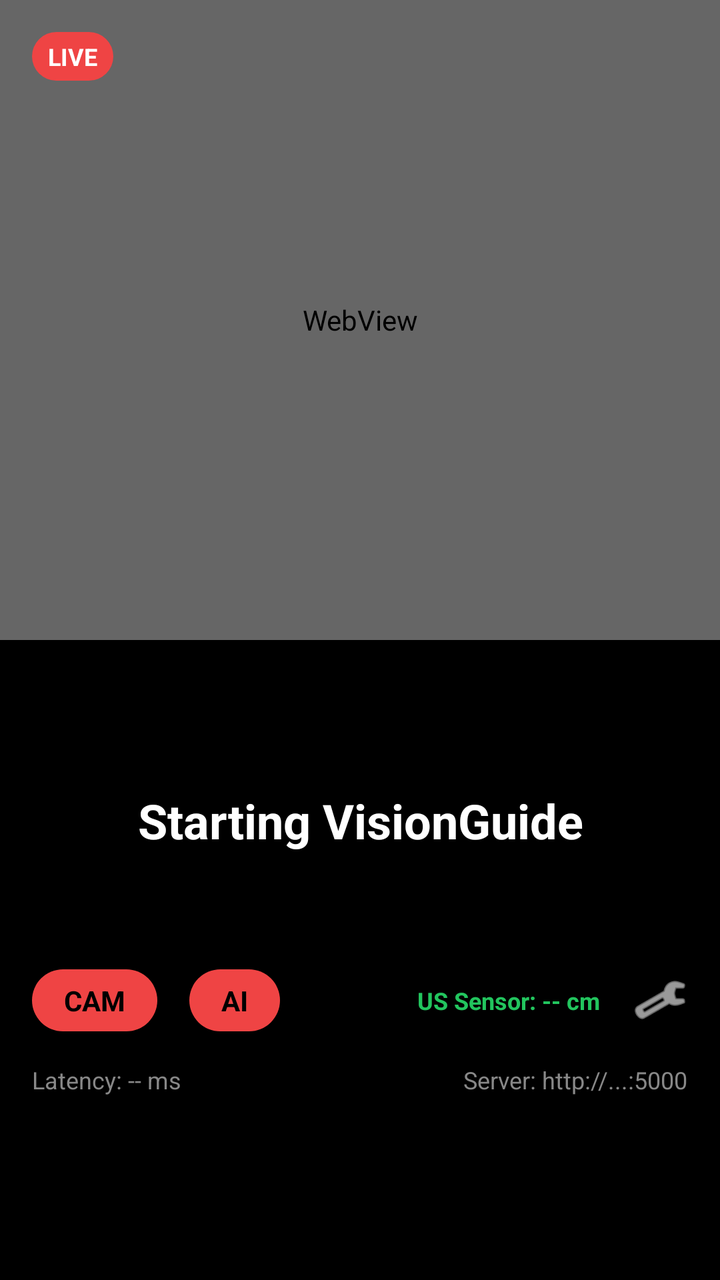
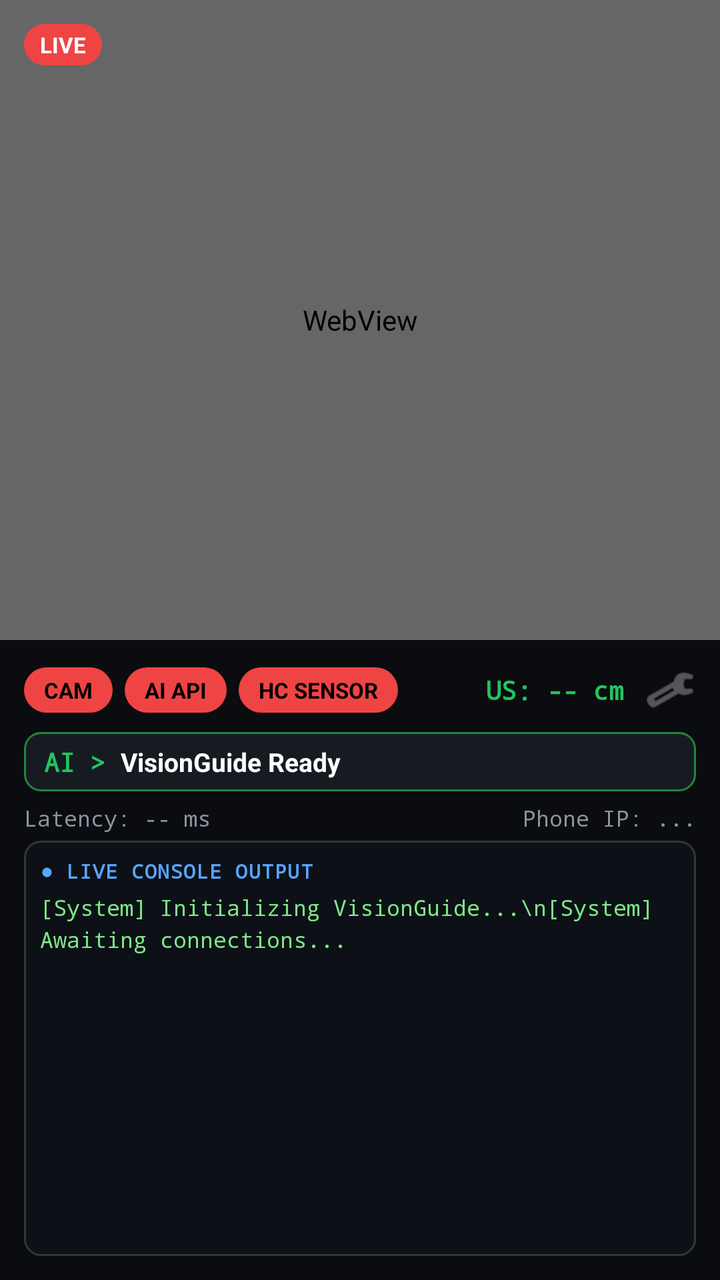

Screens rendered from an Android XML layout before and after an edit, with the pre-edit source and the edit as a unified diff.
<!-- AndroidManifest.xml: activity theme Theme.MyApplication -->
<!-- res/layout/activity_main.xml -->
<?xml version="1.0" encoding="utf-8"?>
<LinearLayout xmlns:android="http://schemas.android.com/apk/res/android"
    android:layout_width="match_parent"
    android:layout_height="match_parent"
    android:orientation="vertical"
    android:background="#000000">

    
    <RelativeLayout
        android:layout_width="match_parent"
        android:layout_height="0dp"
        android:layout_weight="1"
        android:background="#111111">
        
        <WebView
            android:id="@+id/webViewCam"
            android:layout_width="match_parent"
            android:layout_height="match_parent" />

        
        <View
            android:layout_width="match_parent"
            android:layout_height="match_parent"
            android:background="#33000000" />
        
        
        <TextView
            android:layout_width="wrap_content"
            android:layout_height="wrap_content"
            android:text="LIVE"
            android:textColor="#FFFFFF"
            android:textStyle="bold"
            android:textSize="12sp"
            android:backgroundTint="#EF4444"
            android:background="@drawable/pill_bg"
            android:paddingStart="8dp"
            android:paddingEnd="8dp"
            android:paddingTop="4dp"
            android:paddingBottom="4dp"
            android:layout_margin="16dp" />
    </RelativeLayout>

    
    <LinearLayout
        android:layout_width="match_parent"
        android:layout_height="0dp"
        android:layout_weight="1"
        android:orientation="vertical"
        android:padding="16dp"
        android:gravity="center">

        <TextView
            android:id="@+id/tvAiResult"
            android:layout_width="match_parent"
            android:layout_height="0dp"
            android:layout_weight="1"
            android:gravity="center"
            android:text="Starting VisionGuide"
            android:textColor="#FFFFFF"
            android:textSize="24sp"
            android:textStyle="bold" />

        <LinearLayout
            android:layout_width="match_parent"
            android:layout_height="wrap_content"
            android:orientation="horizontal"
            android:gravity="center_vertical"
            android:layout_marginBottom="16dp">

            <TextView
                android:id="@+id/tvCamStatus"
                android:layout_width="wrap_content"
                android:layout_height="wrap_content"
                android:text="CAM"
                android:textColor="#000000"
                android:textStyle="bold"
                android:paddingStart="16dp"
                android:paddingEnd="16dp"
                android:paddingTop="6dp"
                android:paddingBottom="6dp"
                android:backgroundTint="#EF4444"
                android:background="@drawable/pill_bg"
                android:layout_marginEnd="16dp"/>

            <TextView
                android:id="@+id/tvAiStatus"
                android:layout_width="wrap_content"
                android:layout_height="wrap_content"
                android:text="AI"
                android:textColor="#000000"
                android:textStyle="bold"
                android:paddingStart="16dp"
                android:paddingEnd="16dp"
                android:paddingTop="6dp"
                android:paddingBottom="6dp"
                android:backgroundTint="#EF4444"
                android:background="@drawable/pill_bg" />

            
            <View
                android:layout_width="0dp"
                android:layout_height="0dp"
                android:layout_weight="1" />

            <TextView
                android:id="@+id/tvDistance"
                android:layout_width="wrap_content"
                android:layout_height="wrap_content"
                android:text="US Sensor: -- cm"
                android:textColor="#22C55E"
                android:textStyle="bold"
                android:textSize="12sp"
                android:layout_marginEnd="16dp" />

            <ImageView
                android:id="@+id/ivSettings"
                android:layout_width="28dp"
                android:layout_height="28dp"
                android:src="@android:drawable/ic_menu_preferences"
                android:tint="#FFFFFF"
                android:background="?android:attr/selectableItemBackgroundBorderless"
                android:clickable="true"
                android:focusable="true"/>
        </LinearLayout>

        <LinearLayout
            android:layout_width="match_parent"
            android:layout_height="wrap_content"
            android:orientation="horizontal"
            android:layout_marginBottom="16dp">

            <TextView
                android:id="@+id/tvLatency"
                android:layout_width="wrap_content"
                android:layout_height="wrap_content"
                android:text="Latency: -- ms"
                android:textColor="#888888"
                android:textSize="12sp" />

            <View
                android:layout_width="0dp"
                android:layout_height="0dp"
                android:layout_weight="1" />

            <TextView
                android:id="@+id/tvPhoneIp"
                android:layout_width="wrap_content"
                android:layout_height="wrap_content"
                android:text="Server: http://...:5000"
                android:textColor="#888888"
                android:textSize="12sp" />
        </LinearLayout>

        <TextView
            android:id="@+id/tvEventLog"
            android:layout_width="match_parent"
            android:layout_height="60dp"
            android:textColor="#555555"
            android:textSize="11sp"
            android:typeface="monospace"
            android:gravity="bottom|start" />
    </LinearLayout>
</LinearLayout>
<!-- resources referenced by this layout -->
<resources>
  <!-- drawable pill_bg (drawable) -->
  <?xml version="1.0" encoding="utf-8"?>
  <shape xmlns:android="http://schemas.android.com/apk/res/android"
      android:shape="rectangle">
      <corners android:radius="100dp" />
      <solid android:color="#FFFFFF" />
  </shape>
  <style name="Theme.MyApplication" parent="android:Theme.DeviceDefault.NoActionBar">
          <item name="android:windowBackground">@android:color/black</item>
          <item name="android:textColor">@android:color/white</item>
          <item name="android:statusBarColor">@android:color/black</item>
          <item name="android:navigationBarColor">@android:color/black</item>
      </style>
</resources>

<!-- the commit's change to res/layout/activity_main.xml (unified diff, before → after) -->
@@ -30,14 +30,14 @@
             android:text="LIVE"
             android:textColor="#FFFFFF"
             android:textStyle="bold"
-            android:textSize="12sp"
+            android:textSize="11sp"
             android:backgroundTint="#EF4444"
             android:background="@drawable/pill_bg"
             android:paddingStart="8dp"
             android:paddingEnd="8dp"
-            android:paddingTop="4dp"
-            android:paddingBottom="4dp"
-            android:layout_margin="16dp" />
+            android:paddingTop="3dp"
+            android:paddingBottom="3dp"
+            android:layout_margin="12dp" />
     </RelativeLayout>
 
     
@@ -46,27 +46,17 @@
         android:layout_height="0dp"
         android:layout_weight="1"
         android:orientation="vertical"
-        android:padding="16dp"
-        android:gravity="center">
-
-        <TextView
-            android:id="@+id/tvAiResult"
-            android:layout_width="match_parent"
-            android:layout_height="0dp"
-            android:layout_weight="1"
-            android:gravity="center"
-            android:text="Starting VisionGuide"
-            android:textColor="#FFFFFF"
-            android:textSize="24sp"
-            android:textStyle="bold" />
-
+        android:padding="12dp"
+        android:background="#0a0c10">
+
+        
         <LinearLayout
             android:layout_width="match_parent"
             android:layout_height="wrap_content"
             android:orientation="horizontal"
-            android:gravity="center_vertical"
-            android:layout_marginBottom="16dp">
-
+            android:gravity="center_vertical">
+
+            
             <TextView
                 android:id="@+id/tvCamStatus"
                 android:layout_width="wrap_content"
@@ -74,25 +64,45 @@
                 android:text="CAM"
                 android:textColor="#000000"
                 android:textStyle="bold"
-                android:paddingStart="16dp"
-                android:paddingEnd="16dp"
-                android:paddingTop="6dp"
-                android:paddingBottom="6dp"
+                android:textSize="11sp"
+                android:paddingStart="10dp"
+                android:paddingEnd="10dp"
+                android:paddingTop="4dp"
+                android:paddingBottom="4dp"
                 android:backgroundTint="#EF4444"
                 android:background="@drawable/pill_bg"
-                android:layout_marginEnd="16dp"/>
-
+                android:layout_marginEnd="6dp" />
+
+            
             <TextView
                 android:id="@+id/tvAiStatus"
                 android:layout_width="wrap_content"
                 android:layout_height="wrap_content"
-                android:text="AI"
+                android:text="AI API"
                 android:textColor="#000000"
                 android:textStyle="bold"
-                android:paddingStart="16dp"
-                android:paddingEnd="16dp"
-                android:paddingTop="6dp"
-                android:paddingBottom="6dp"
+                android:textSize="11sp"
+                android:paddingStart="10dp"
+                android:paddingEnd="10dp"
+                android:paddingTop="4dp"
+                android:paddingBottom="4dp"
+                android:backgroundTint="#EF4444"
+                android:background="@drawable/pill_bg"
+                android:layout_marginEnd="6dp" />
+
+            
+            <TextView
+                android:id="@+id/tvHcStatus"
+                android:layout_width="wrap_content"
+                android:layout_height="wrap_content"
+                android:text="HC SENSOR"
+                android:textColor="#000000"
+                android:textStyle="bold"
+                android:textSize="11sp"
+                android:paddingStart="10dp"
+                android:paddingEnd="10dp"
+                android:paddingTop="4dp"
+                android:paddingBottom="4dp"
                 android:backgroundTint="#EF4444"
                 android:background="@drawable/pill_bg" />
 
@@ -102,40 +112,82 @@
                 android:layout_height="0dp"
                 android:layout_weight="1" />
 
+            
             <TextView
                 android:id="@+id/tvDistance"
                 android:layout_width="wrap_content"
                 android:layout_height="wrap_content"
-                android:text="US Sensor: -- cm"
+                android:text="US: -- cm"
                 android:textColor="#22C55E"
                 android:textStyle="bold"
-                android:textSize="12sp"
-                android:layout_marginEnd="16dp" />
-
+                android:textSize="13sp"
+                android:typeface="monospace"
+                android:layout_marginEnd="10dp" />
+
+            
             <ImageView
                 android:id="@+id/ivSettings"
-                android:layout_width="28dp"
-                android:layout_height="28dp"
+                android:layout_width="26dp"
+                android:layout_height="26dp"
                 android:src="@android:drawable/ic_menu_preferences"
-                android:tint="#FFFFFF"
+                android:tint="#888888"
                 android:background="?android:attr/selectableItemBackgroundBorderless"
                 android:clickable="true"
-                android:focusable="true"/>
-        </LinearLayout>
-
+                android:focusable="true"
+                android:contentDescription="Settings" />
+        </LinearLayout>
+
+        
         <LinearLayout
             android:layout_width="match_parent"
             android:layout_height="wrap_content"
             android:orientation="horizontal"
-            android:layout_marginBottom="16dp">
+            android:gravity="center_vertical"
+            android:background="@drawable/banner_bg"
+            android:paddingStart="10dp"
+            android:paddingEnd="10dp"
+            android:paddingTop="6dp"
+            android:paddingBottom="6dp"
+            android:layout_marginTop="8dp">
+
+            <TextView
+                android:layout_width="wrap_content"
+                android:layout_height="wrap_content"
+                android:text="AI > "
+                android:textColor="#22C55E"
+                android:textStyle="bold"
+                android:textSize="13sp"
+                android:typeface="monospace" />
+
+            <TextView
+                android:id="@+id/tvAiResult"
+                android:layout_width="0dp"
+                android:layout_height="wrap_content"
+                android:layout_weight="1"
+                android:text="VisionGuide Ready"
+                android:textColor="#FFFFFF"
+                android:textSize="13sp"
+                android:textStyle="bold"
+                android:maxLines="2"
+                android:ellipsize="end" />
+        </LinearLayout>
+
+        
+        <LinearLayout
+            android:layout_width="match_parent"
+            android:layout_height="wrap_content"
+            android:orientation="horizontal"
+            android:layout_marginTop="6dp"
+            android:layout_marginBottom="4dp">
 
             <TextView
                 android:id="@+id/tvLatency"
                 android:layout_width="wrap_content"
                 android:layout_height="wrap_content"
                 android:text="Latency: -- ms"
-                android:textColor="#888888"
-                android:textSize="12sp" />
+                android:textColor="#8b949e"
+                android:textSize="11sp"
+                android:typeface="monospace" />
 
             <View
                 android:layout_width="0dp"
@@ -146,18 +198,51 @@
                 android:id="@+id/tvPhoneIp"
                 android:layout_width="wrap_content"
                 android:layout_height="wrap_content"
-                android:text="Server: http://...:5000"
-                android:textColor="#888888"
-                android:textSize="12sp" />
-        </LinearLayout>
-
-        <TextView
-            android:id="@+id/tvEventLog"
-            android:layout_width="match_parent"
-            android:layout_height="60dp"
-            android:textColor="#555555"
-            android:textSize="11sp"
-            android:typeface="monospace"
-            android:gravity="bottom|start" />
+                android:text="Phone IP: ..."
+                android:textColor="#8b949e"
+                android:textSize="11sp"
+                android:typeface="monospace" />
+        </LinearLayout>
+
+        
+        <LinearLayout
+            android:layout_width="match_parent"
+            android:layout_height="0dp"
+            android:layout_weight="1"
+            android:orientation="vertical"
+            android:background="@drawable/terminal_bg"
+            android:padding="8dp">
+
+            <TextView
+                android:layout_width="match_parent"
+                android:layout_height="wrap_content"
+                android:text="● LIVE CONSOLE OUTPUT"
+                android:textColor="#58a6ff"
+                android:textSize="10sp"
+                android:textStyle="bold"
+                android:typeface="monospace"
+                android:letterSpacing="0.05"
+                android:layout_marginBottom="4dp" />
+
+            <ScrollView
+                android:id="@+id/svEventLog"
+                android:layout_width="match_parent"
+                android:layout_height="0dp"
+                android:layout_weight="1"
+                android:fillViewport="true"
+                android:scrollbars="vertical">
+
+                <TextView
+                    android:id="@+id/tvEventLog"
+                    android:layout_width="match_parent"
+                    android:layout_height="wrap_content"
+                    android:textColor="#7ee787"
+                    android:textSize="11sp"
+                    android:typeface="monospace"
+                    android:lineSpacingExtra="3dp"
+                    android:text="[System] Initializing VisionGuide...\n[System] Awaiting connections..." />
+            </ScrollView>
+        </LinearLayout>
+
     </LinearLayout>
 </LinearLayout>
<!-- resource entries referenced after the edit -->
@@ -1,11 +1,27 @@
 <!-- resources referenced by this layout -->
 <resources>
+  <!-- drawable banner_bg (drawable) -->
+  <?xml version="1.0" encoding="utf-8"?>
+  <shape xmlns:android="http://schemas.android.com/apk/res/android"
+      android:shape="rectangle">
+      <corners android:radius="8dp" />
+      <solid android:color="#161b22" />
+      <stroke android:width="1dp" android:color="#238636" />
+  </shape>
   <!-- drawable pill_bg (drawable) -->
   <?xml version="1.0" encoding="utf-8"?>
   <shape xmlns:android="http://schemas.android.com/apk/res/android"
       android:shape="rectangle">
       <corners android:radius="100dp" />
       <solid android:color="#FFFFFF" />
+  </shape>
+  <!-- drawable terminal_bg (drawable) -->
+  <?xml version="1.0" encoding="utf-8"?>
+  <shape xmlns:android="http://schemas.android.com/apk/res/android"
+      android:shape="rectangle">
+      <corners android:radius="8dp" />
+      <solid android:color="#0d1117" />
+      <stroke android:width="1dp" android:color="#30363d" />
   </shape>
   <style name="Theme.MyApplication" parent="android:Theme.DeviceDefault.NoActionBar">
           <item name="android:windowBackground">@android:color/black</item>
